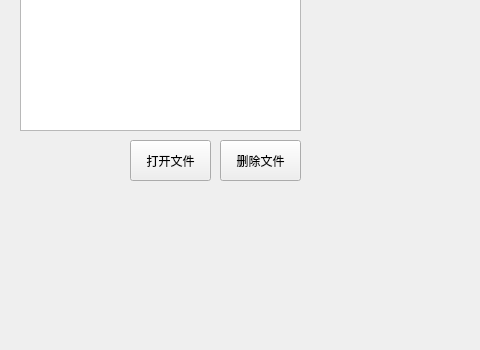
Qt form open_files.ui (ValleyQ/Xrename) before a commit; both pictures show x 0 to 480 and y 250 to 600 of the 800 by 600 pixel window.
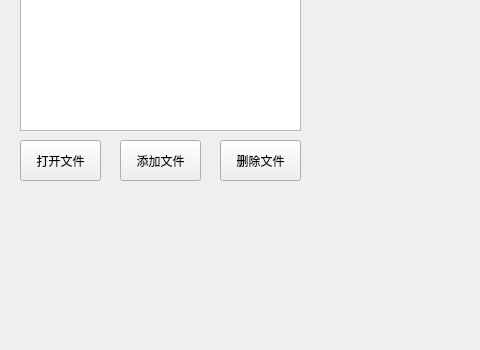
The same form after that commit.

Commit message: 增加“增加文件”功能

What changed in the file:
```diff
--- a/open_files.ui
+++ b/open_files.ui
@@ -17,7 +17,7 @@
    <widget class="QPushButton" name="open_files">
     <property name="geometry">
      <rect>
-      <x>130</x>
+      <x>20</x>
       <y>390</y>
       <width>81</width>
       <height>41</height>
@@ -50,6 +50,19 @@
      <string>删除文件</string>
     </property>
    </widget>
+   <widget class="QPushButton" name="add_files">
+    <property name="geometry">
+     <rect>
+      <x>120</x>
+      <y>390</y>
+      <width>81</width>
+      <height>41</height>
+     </rect>
+    </property>
+    <property name="text">
+     <string>添加文件</string>
+    </property>
+   </widget>
   </widget>
   <widget class="QMenuBar" name="menubar">
    <property name="geometry">
```
